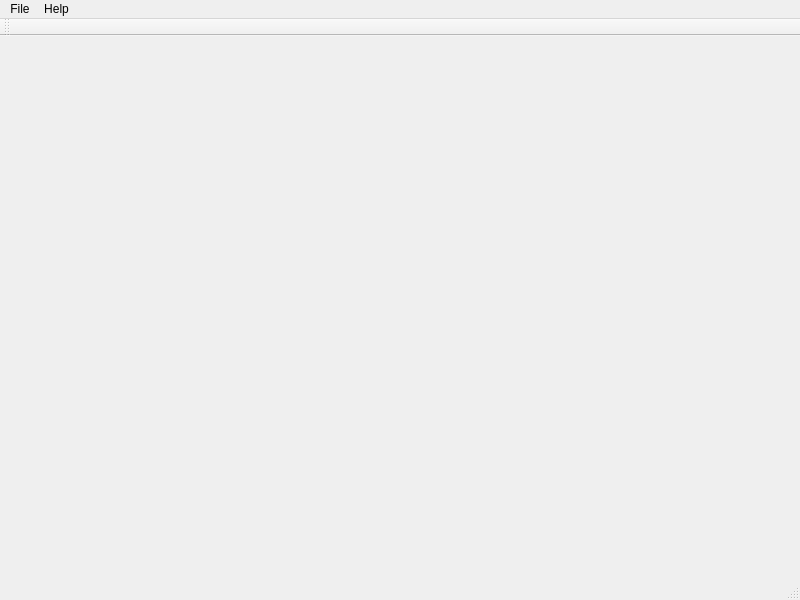
Old version of the form mainwindow.ui in the repository grevutiu-gabriel/PyWaveMenu.
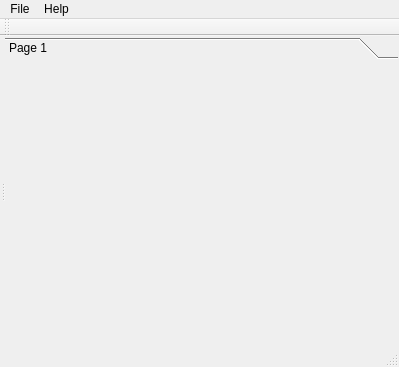
New version of the form.

```diff
--- a/mainwindow.ui
+++ b/mainwindow.ui
@@ -6,27 +6,55 @@
    <rect>
     <x>0</x>
     <y>0</y>
-    <width>800</width>
-    <height>600</height>
+    <width>399</width>
+    <height>367</height>
    </rect>
   </property>
   <property name="windowTitle">
    <string>PyWaveMenu</string>
   </property>
   <widget class="QWidget" name="centralwidget">
-   <layout class="QVBoxLayout" name="verticalLayout">
+   <layout class="QHBoxLayout" name="horizontalLayout">
     <property name="leftMargin">
-     <number>0</number>
+     <number>1</number>
     </property>
     <property name="topMargin">
-     <number>0</number>
+     <number>1</number>
     </property>
     <property name="rightMargin">
-     <number>0</number>
+     <number>1</number>
     </property>
     <property name="bottomMargin">
-     <number>0</number>
+     <number>1</number>
     </property>
+    <item>
+     <widget class="QSplitter" name="splitter">
+      <property name="orientation">
+       <enum>Qt::Horizontal</enum>
+      </property>
+      <widget class="QWidget" name="verticalLayoutWidget">
+       <layout class="QVBoxLayout" name="plotLayout"/>
+      </widget>
+      <widget class="QToolBox" name="toolBox">
+       <property name="currentIndex">
+        <number>0</number>
+       </property>
+       <widget class="QWidget" name="page">
+        <property name="geometry">
+         <rect>
+          <x>0</x>
+          <y>0</y>
+          <width>318</width>
+          <height>285</height>
+         </rect>
+        </property>
+        <attribute name="label">
+         <string>Page 1</string>
+        </attribute>
+       </widget>
+      </widget>
+     </widget>
+    </item>
    </layout>
   </widget>
   <widget class="QMenuBar" name="menubar">
@@ -34,8 +62,8 @@
     <rect>
      <x>0</x>
      <y>0</y>
-     <width>800</width>
-     <height>20</height>
+     <width>399</width>
+     <height>21</height>
     </rect>
    </property>
    <widget class="QMenu" name="menuFile">
```
